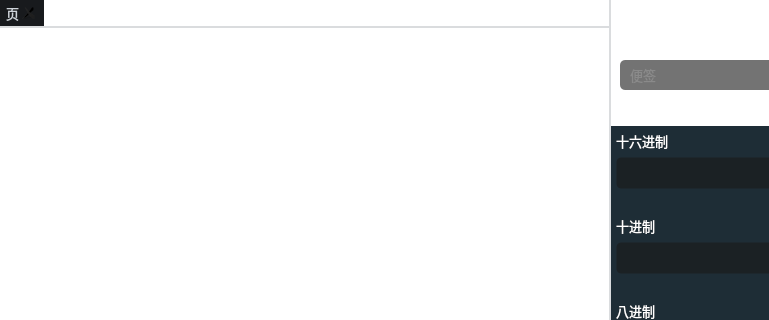
Above: Fdog-Kit/module_ssh/sshwidgetmanagewidget.ui from HuaGouFdog/Fdog-Kit before the change; both pictures show x 0 to 769 and y 0 to 320 of the 1088 by 763 pixel window. Below: the same form after it.
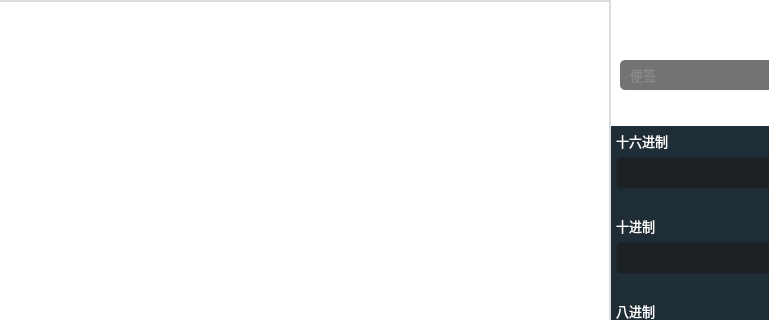
That is the form after the change. Icons and pictures are not drawn.

The edit to the form file:
```diff
--- a/Fdog-Kit/module_ssh/sshwidgetmanagewidget.ui
+++ b/Fdog-Kit/module_ssh/sshwidgetmanagewidget.ui
@@ -201,11 +201,6 @@
          <property name="movable">
           <bool>true</bool>
          </property>
-         <widget class="QWidget" name="tab">
-          <attribute name="title">
-           <string>页</string>
-          </attribute>
-         </widget>
         </widget>
        </item>
       </layout>
```
Left out of the diff: 2 changed lines with no effect on the pictures.
